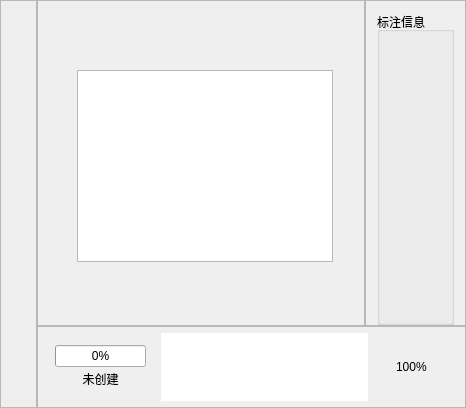
This is mainwidget.ui in chenwuwen/ImageLabelSpirit as Qt 5 draws it before an edit. The edited form follows.
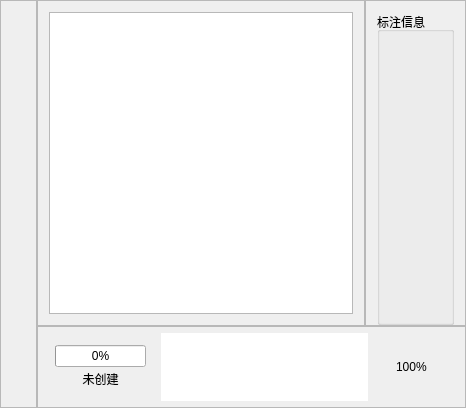
This is the edited form. Icons and pictures are not drawn.

```diff
--- a/mainwidget.ui
+++ b/mainwidget.ui
@@ -65,16 +65,11 @@
      <property name="frameShadow">
       <enum>QFrame::Raised</enum>
      </property>
-     <widget class="QGraphicsView" name="graphicsView">
-      <property name="geometry">
-       <rect>
-        <x>40</x>
-        <y>70</y>
-        <width>256</width>
-        <height>192</height>
-       </rect>
-      </property>
-     </widget>
+     <layout class="QGridLayout" name="gridLayout_3">
+      <item row="0" column="0">
+       <widget class="QGraphicsView" name="main_graphics_view"/>
+      </item>
+     </layout>
     </widget>
    </item>
    <item row="0" column="0" rowspan="3">
```
